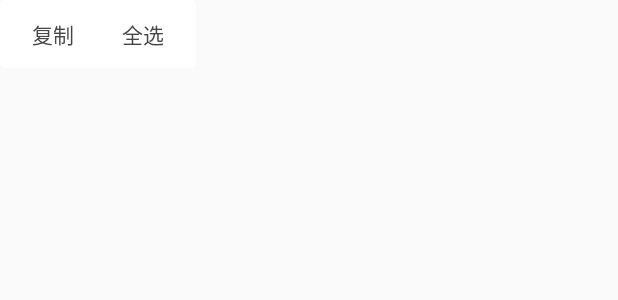
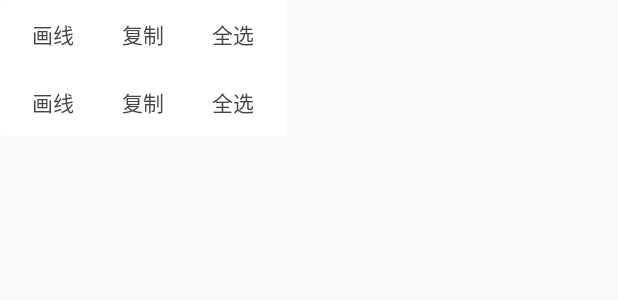
Before and after one commit to xunuosi/SelectableHelp, an Android app: the layout layout_pop_menu.xml on its own in the app's theme, with its tools: preview values and no code run, on a phone screen of 412 x 824 dp. Shown: the top 300 px of the screen. Run offline under Robolectric (Android 15) with nearby library versions, the phone set to English and light mode, and no system bars.

Commit message:
实现了下划线的方法

```diff
--- a/app/src/main/res/layout/layout_pop_menu.xml
+++ b/app/src/main/res/layout/layout_pop_menu.xml
@@ -1,20 +1,52 @@
 <?xml version="1.0" encoding="utf-8"?>
-<LinearLayout xmlns:android="http://schemas.android.com/apk/res/android"
+<RelativeLayout xmlns:android="http://schemas.android.com/apk/res/android"
                 android:layout_width="wrap_content"
                 android:layout_height="wrap_content"
-              android:background="@drawable/bg_operate_window"
+                android:background="@drawable/bg_operate_window">
+    <LinearLayout
+        android:id="@+id/layout_up"
+        android:layout_width="wrap_content"
+        android:layout_height="wrap_content"
+        android:paddingLeft="5dp"
+        android:paddingRight="5dp"
+        android:orientation="horizontal">
+        <TextView
+            android:id="@+id/tv_drawLine_up"
+            style="@style/OperateTextView"
+            android:text="画线"/>
+
+        <TextView
+            android:id="@+id/tv_copy_up"
+            style="@style/OperateTextView"
+            android:text="@string/copy"/>
+
+        <TextView
+            android:id="@+id/tv_select_all_up"
+            style="@style/OperateTextView"
+            android:text="@string/select_all"/>
+    </LinearLayout>
+    <LinearLayout
+        android:id="@+id/layout_down"
+        android:layout_width="wrap_content"
+        android:layout_height="wrap_content"
         android:orientation="horizontal"
         android:paddingLeft="5dp"
-              android:paddingRight="5dp">
+        android:paddingRight="5dp"
+        android:layout_below="@id/layout_up">
+        <TextView
+            android:id="@+id/tv_drawLine"
+            style="@style/OperateTextView"
+            android:text="画线"/>
 
         <TextView
             android:id="@+id/tv_copy"
-        android:text="@string/copy"
-        style="@style/OperateTextView"/>
+            style="@style/OperateTextView"
+            android:text="@string/copy"/>
 
         <TextView
             android:id="@+id/tv_select_all"
-        android:text="@string/select_all"
-        style="@style/OperateTextView"/>
+            style="@style/OperateTextView"
+            android:text="@string/select_all"/>
+    </LinearLayout>
 
-</LinearLayout>
+</RelativeLayout>
```
Also changed, not shown: app/src/main/java/cn/nuosi/andoroid/testdrawline/SelectableTextView/SelectableTextHelper.java (+48 -15 lines). Lines whose indentation alone changed are shown as unchanged.
